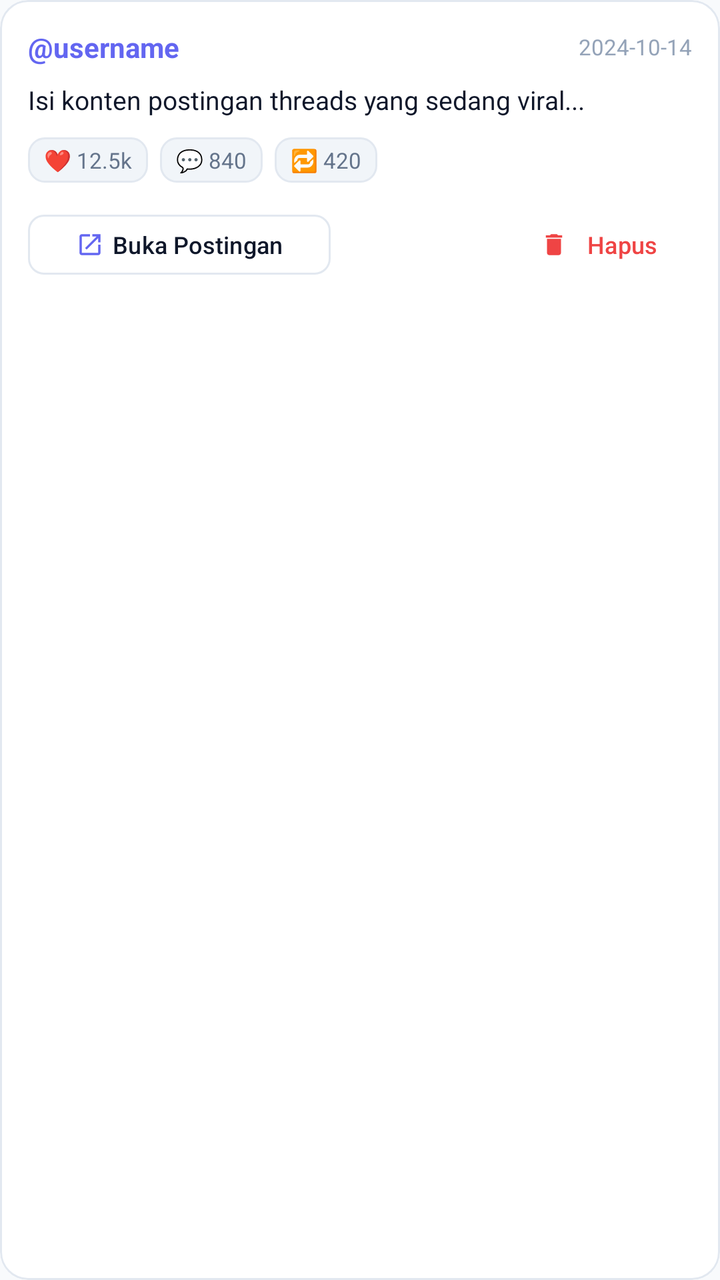
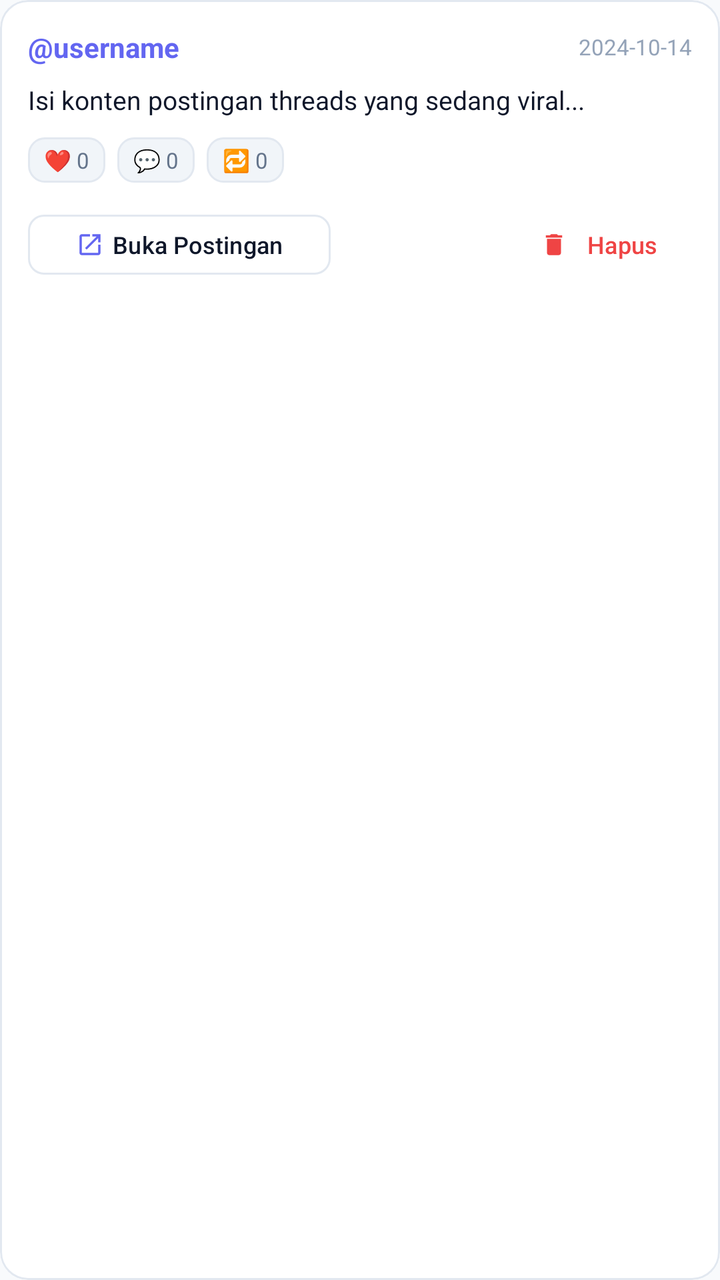

Two renders of the same Android screen: before a commit and after it. Below are the layout's source before the change and the commit's diff.
<!-- AndroidManifest.xml: application theme Theme.ThreadFlow -->
<!-- res/layout/item_target_post.xml -->
<?xml version="1.0" encoding="utf-8"?>
<com.google.android.material.card.MaterialCardView xmlns:android="http://schemas.android.com/apk/res/android"
    xmlns:app="http://schemas.android.com/apk/res-auto"
    android:layout_width="match_parent"
    android:layout_height="wrap_content"
    android:layout_marginBottom="12dp"
    app:cardBackgroundColor="@color/surface_card"
    app:cardCornerRadius="14dp"
    app:cardElevation="0dp"
    app:strokeColor="@color/stroke_color"
    app:strokeWidth="1dp">

    <LinearLayout
        android:layout_width="match_parent"
        android:layout_height="wrap_content"
        android:orientation="vertical"
        android:padding="14dp">

        <LinearLayout
            android:layout_width="match_parent"
            android:layout_height="wrap_content"
            android:gravity="center_vertical"
            android:orientation="horizontal">

            <TextView
                android:id="@+id/tvAuthor"
                android:layout_width="0dp"
                android:layout_height="wrap_content"
                android:layout_weight="1"
                android:text="@username"
                android:textColor="@color/primary"
                android:textSize="14sp"
                android:textStyle="bold" />

            <TextView
                android:id="@+id/tvDate"
                android:layout_width="wrap_content"
                android:layout_height="wrap_content"
                android:text="2024-10-14"
                android:textColor="@color/text_muted"
                android:textSize="11sp" />
        </LinearLayout>

        <TextView
            android:id="@+id/tvContent"
            android:layout_width="match_parent"
            android:layout_height="wrap_content"
            android:layout_marginTop="8dp"
            android:ellipsize="end"
            android:maxLines="3"
            android:text="Isi konten postingan threads yang sedang viral..."
            android:textColor="@color/text_primary"
            android:textSize="13sp" />

        
        <LinearLayout
            android:layout_width="match_parent"
            android:layout_height="wrap_content"
            android:layout_marginTop="10dp"
            android:gravity="center_vertical"
            android:orientation="horizontal">

            <TextView
                android:id="@+id/tvLikes"
                android:layout_width="wrap_content"
                android:layout_height="wrap_content"
                android:background="@drawable/bg_badge_pill"
                android:paddingHorizontal="8dp"
                android:paddingVertical="4dp"
                android:text="❤️ 12.5k"
                android:textColor="@color/text_secondary"
                android:textSize="11sp" />

            <TextView
                android:id="@+id/tvComments"
                android:layout_width="wrap_content"
                android:layout_height="wrap_content"
                android:layout_marginStart="6dp"
                android:background="@drawable/bg_badge_pill"
                android:paddingHorizontal="8dp"
                android:paddingVertical="4dp"
                android:text="💬 840"
                android:textColor="@color/text_secondary"
                android:textSize="11sp" />

            <TextView
                android:id="@+id/tvReposts"
                android:layout_width="wrap_content"
                android:layout_height="wrap_content"
                android:layout_marginStart="6dp"
                android:background="@drawable/bg_badge_pill"
                android:paddingHorizontal="8dp"
                android:paddingVertical="4dp"
                android:text="🔁 420"
                android:textColor="@color/text_secondary"
                android:textSize="11sp" />
        </LinearLayout>

        
        <LinearLayout
            android:layout_width="match_parent"
            android:layout_height="wrap_content"
            android:layout_marginTop="12dp"
            android:gravity="center_vertical"
            android:orientation="horizontal">

            <com.google.android.material.button.MaterialButton
                android:id="@+id/btnViewPost"
                style="@style/Widget.Material3.Button.OutlinedButton"
                android:layout_width="wrap_content"
                android:layout_height="38dp"
                android:text="Buka Postingan"
                android:textColor="@color/text_primary"
                android:textSize="12sp"
                app:cornerRadius="8dp"
                app:icon="@drawable/ic_open_in_new"
                app:iconSize="14dp"
                app:strokeColor="@color/stroke_color" />

            <View
                android:layout_width="0dp"
                android:layout_height="1dp"
                android:layout_weight="1" />

            <com.google.android.material.button.MaterialButton
                android:id="@+id/btnRemove"
                style="@style/Widget.Material3.Button.TextButton"
                android:layout_width="wrap_content"
                android:layout_height="38dp"
                android:text="Hapus"
                android:textColor="@color/accent_red"
                android:textSize="12sp"
                app:icon="@drawable/ic_delete"
                app:iconSize="14dp"
                app:iconTint="@color/accent_red" />
        </LinearLayout>

    </LinearLayout>
</com.google.android.material.card.MaterialCardView>
<!-- resources referenced by this layout -->
<resources>
  <color name="accent_red">#EF4444</color>
  <color name="primary">#6366F1</color>
  <color name="stroke_color">#E2E8F0</color>
  <color name="surface_card">#FFFFFF</color>
  <color name="text_muted">#94A3B8</color>
  <color name="text_primary">#0F172A</color>
  <color name="text_secondary">#64748B</color>
  <!-- drawable bg_badge_pill (drawable) -->
  <?xml version="1.0" encoding="utf-8"?>
  <shape xmlns:android="http://schemas.android.com/apk/res/android"
      android:shape="rectangle">
      <corners android:radius="8dp" />
      <solid android:color="@color/surface_variant" />
      <stroke android:width="1dp" android:color="@color/stroke_color" />
  </shape>
  <!-- drawable ic_delete (drawable) -->
  <vector xmlns:android="http://schemas.android.com/apk/res/android"
      android:width="24dp"
      android:height="24dp"
      android:viewportWidth="24"
      android:viewportHeight="24">
      <path
          android:fillColor="#FFFFFFFF"
          android:pathData="M6,19c0,1.1 0.9,2 2,2h8c1.1,0 2,-0.9 2,-2V7H6v12zM19,4h-3.5l-1,-1h-5l-1,1H5v2h14V4z"/>
  </vector>
  <!-- drawable ic_open_in_new (drawable) -->
  <vector xmlns:android="http://schemas.android.com/apk/res/android"
      android:width="24dp"
      android:height="24dp"
      android:viewportWidth="24"
      android:viewportHeight="24">
      <path
          android:fillColor="#FFFFFFFF"
          android:pathData="M19,19H5V5h7V3H5c-1.11,0 -2,0.9 -2,2v14c0,1.1 0.89,2 2,2h14c1.1,0 2,-0.9 2,-2v-7h-2v7zM14,3v2h3.59l-9.83,9.83 1.41,1.41L19,6.41V10h2V3h-7z"/>
  </vector>
  <style name="Theme.ThreadFlow" parent="Theme.Material3.DayNight.NoActionBar">
          <item name="colorPrimary">@color/primary</item>
          <item name="colorPrimaryVariant">@color/primary_variant</item>
          <item name="colorOnPrimary">@color/on_primary</item>
          <item name="colorSecondary">@color/secondary</item>
          <item name="colorOnSecondary">@color/on_secondary</item>
          <item name="android:statusBarColor">@color/bg_canvas</item>
          <item name="android:windowLightStatusBar">true</item>
          <item name="android:navigationBarColor">@color/bg_canvas</item>
          <item name="android:windowBackground">@color/bg_canvas</item>
          <item name="shapeAppearanceSmallComponent">@style/ShapeAppearance.ThreadFlow.Small</item>
          <item name="shapeAppearanceMediumComponent">@style/ShapeAppearance.ThreadFlow.Medium</item>
          <item name="shapeAppearanceLargeComponent">@style/ShapeAppearance.ThreadFlow.Large</item>
      </style>
  <color name="surface_variant">#F1F5F9</color>
  <color name="primary_variant">#4F46E5</color>
  <color name="on_primary">#FFFFFF</color>
  <color name="secondary">#EC4899</color>
  <color name="on_secondary">#FFFFFF</color>
  <color name="bg_canvas">#F8FAFC</color>
  <style name="ShapeAppearance.ThreadFlow.Small" parent="ShapeAppearance.Material3.SmallComponent">
          <item name="cornerSize">10dp</item>
      </style>
  <style name="ShapeAppearance.ThreadFlow.Medium" parent="ShapeAppearance.Material3.MediumComponent">
          <item name="cornerSize">16dp</item>
      </style>
  <style name="ShapeAppearance.ThreadFlow.Large" parent="ShapeAppearance.Material3.LargeComponent">
          <item name="cornerSize">20dp</item>
      </style>
</resources>

<!-- the commit's change to res/layout/item_target_post.xml (unified diff, before → after) -->
@@ -67,7 +67,7 @@
                 android:background="@drawable/bg_badge_pill"
                 android:paddingHorizontal="8dp"
                 android:paddingVertical="4dp"
-                android:text="❤️ 12.5k"
+                android:text="❤️ 0"
                 android:textColor="@color/text_secondary"
                 android:textSize="11sp" />
 
@@ -79,7 +79,7 @@
                 android:background="@drawable/bg_badge_pill"
                 android:paddingHorizontal="8dp"
                 android:paddingVertical="4dp"
-                android:text="💬 840"
+                android:text="💬 0"
                 android:textColor="@color/text_secondary"
                 android:textSize="11sp" />
 
@@ -91,7 +91,7 @@
                 android:background="@drawable/bg_badge_pill"
                 android:paddingHorizontal="8dp"
                 android:paddingVertical="4dp"
-                android:text="🔁 420"
+                android:text="🔁 0"
                 android:textColor="@color/text_secondary"
                 android:textSize="11sp" />
         </LinearLayout>
@@ -109,7 +109,7 @@
                 style="@style/Widget.Material3.Button.OutlinedButton"
                 android:layout_width="wrap_content"
                 android:layout_height="38dp"
-                android:text="Buka Postingan"
+                android:text="@string/btn_view_post"
                 android:textColor="@color/text_primary"
                 android:textSize="12sp"
                 app:cornerRadius="8dp"
@@ -127,7 +127,7 @@
                 style="@style/Widget.Material3.Button.TextButton"
                 android:layout_width="wrap_content"
                 android:layout_height="38dp"
-                android:text="Hapus"
+                android:text="@string/btn_remove"
                 android:textColor="@color/accent_red"
                 android:textSize="12sp"
                 app:icon="@drawable/ic_delete"
<!-- resource entries referenced after the edit -->
@@ -35,6 +35,8 @@
           android:fillColor="#FFFFFFFF"
           android:pathData="M19,19H5V5h7V3H5c-1.11,0 -2,0.9 -2,2v14c0,1.1 0.89,2 2,2h14c1.1,0 2,-0.9 2,-2v-7h-2v7zM14,3v2h3.59l-9.83,9.83 1.41,1.41L19,6.41V10h2V3h-7z"/>
   </vector>
+  <string name="btn_remove">Hapus</string>
+  <string name="btn_view_post">Buka Postingan</string>
   <style name="Theme.ThreadFlow" parent="Theme.Material3.DayNight.NoActionBar">
           <item name="colorPrimary">@color/primary</item>
           <item name="colorPrimaryVariant">@color/primary_variant</item>
